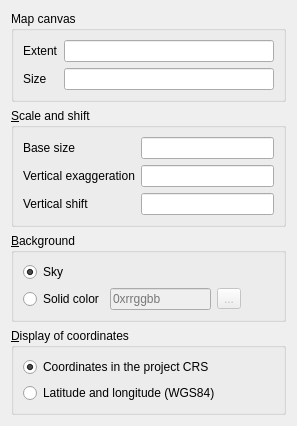
This is ui/worldproperties.ui in minorua/Qgis2threejs as Qt 5 draws it before an edit. The edited form follows.
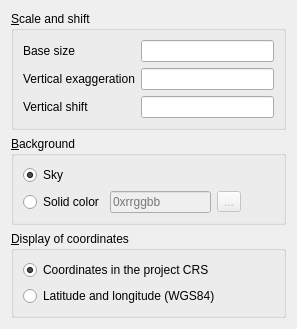
This is the edited form.

Commit message: remove map canvas group from world properties page

The edit to the form file:
```diff
--- a/ui/worldproperties.ui
+++ b/ui/worldproperties.ui
@@ -7,7 +7,7 @@
     <x>0</x>
     <y>0</y>
     <width>297</width>
-    <height>382</height>
+    <height>328</height>
    </rect>
   </property>
   <property name="windowTitle">
@@ -17,58 +17,6 @@
    <item>
     <widget class="QGroupBox" name="groupBox_1">
      <property name="title">
-      <string>Map canvas</string>
-     </property>
-     <layout class="QFormLayout" name="formLayout">
-      <property name="fieldGrowthPolicy">
-       <enum>QFormLayout::AllNonFixedFieldsGrow</enum>
-      </property>
-      <item row="0" column="0">
-       <widget class="QLabel" name="label_6">
-        <property name="text">
-         <string>Extent</string>
-        </property>
-       </widget>
-      </item>
-      <item row="0" column="1">
-       <widget class="QLineEdit" name="lineEdit_MapCanvasExtent">
-        <property name="enabled">
-         <bool>true</bool>
-        </property>
-        <property name="focusPolicy">
-         <enum>Qt::NoFocus</enum>
-        </property>
-        <property name="readOnly">
-         <bool>true</bool>
-        </property>
-       </widget>
-      </item>
-      <item row="1" column="0">
-       <widget class="QLabel" name="label_7">
-        <property name="text">
-         <string>Size</string>
-        </property>
-       </widget>
-      </item>
-      <item row="1" column="1">
-       <widget class="QLineEdit" name="lineEdit_MapCanvasSize">
-        <property name="enabled">
-         <bool>true</bool>
-        </property>
-        <property name="focusPolicy">
-         <enum>Qt::NoFocus</enum>
-        </property>
-        <property name="readOnly">
-         <bool>true</bool>
-        </property>
-       </widget>
-      </item>
-     </layout>
-    </widget>
-   </item>
-   <item>
-    <widget class="QGroupBox" name="groupBox_2">
-     <property name="title">
       <string>&amp;Scale and shift</string>
      </property>
      <layout class="QFormLayout" name="formLayout_3">
@@ -129,7 +77,7 @@
     </widget>
    </item>
    <item>
-    <widget class="QGroupBox" name="groupBox_3">
+    <widget class="QGroupBox" name="groupBox_2">
      <property name="title">
       <string>&amp;Background</string>
      </property>
@@ -192,7 +140,7 @@
     </widget>
    </item>
    <item>
-    <widget class="QGroupBox" name="groupBox_4">
+    <widget class="QGroupBox" name="groupBox_3">
      <property name="title">
       <string>&amp;Display of coordinates</string>
      </property>
```
The commit also changes 2 other files.
